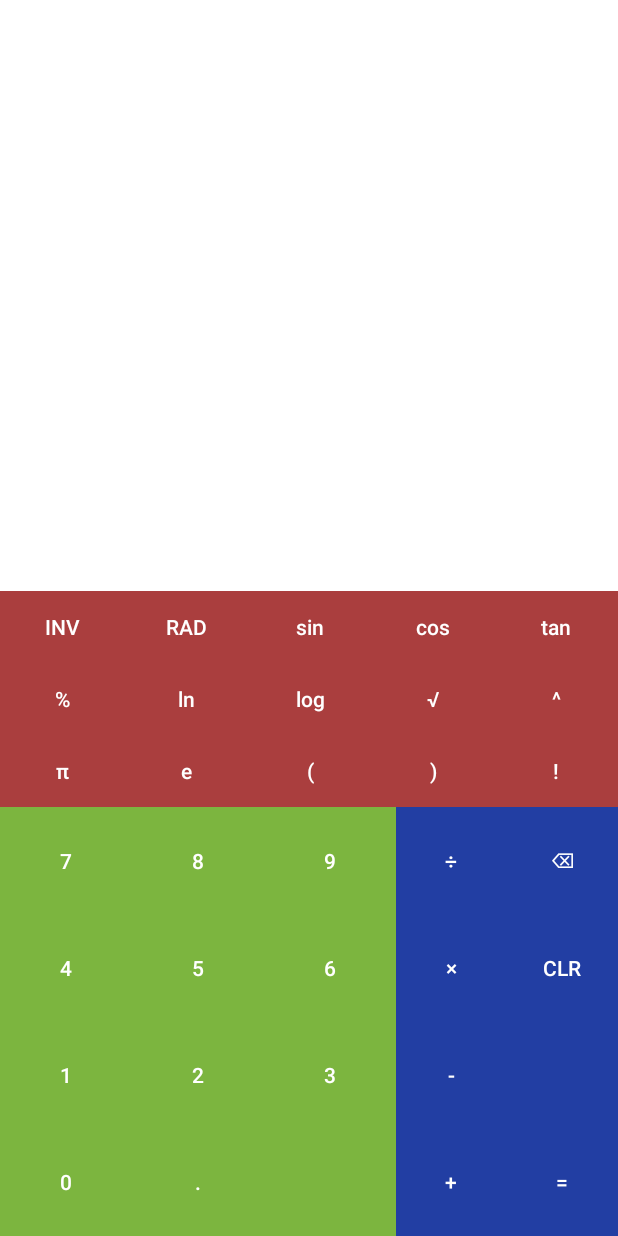
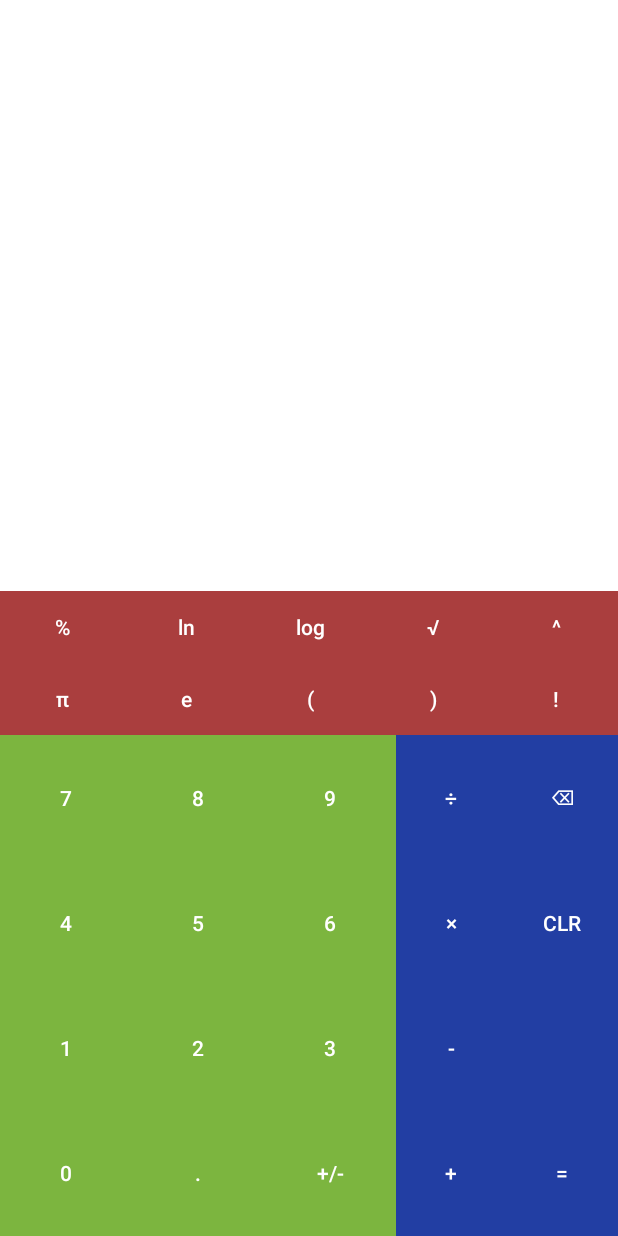
Before and after one commit to SEG-Group-3/Calculator, an Android app: the screen it shows after launch (MainActivity), on a phone screen of 412 x 824 dp. Run offline under Robolectric (Android 15) with nearby library versions, the phone set to English and light mode, and no system bars.

Commit message:
Did some remodeling to the UI. Created string references to each button.

```diff
--- a/app/src/main/res/layout/activity_main.xml
+++ b/app/src/main/res/layout/activity_main.xml
@@ -17,9 +17,9 @@
 
         android:layout_marginTop="8dp"
         android:layout_marginEnd="8dp"
+        android:ellipsize="start"
         android:singleLine="true"
         android:text=""
-        android:ellipsize="start"
         android:textSize="34sp"
         app:layout_constraintEnd_toEndOf="parent"
         app:layout_constraintTop_toBottomOf="@+id/calc_input" />
@@ -42,14 +42,15 @@
         app:layout_constraintTop_toTopOf="parent" />
 
     <RelativeLayout
+        android:id="@+id/relativeLayout"
+        android:layout_width="match_parent"
         android:layout_height="430dp"
         android:layout_marginTop="8dp"
         app:layout_constraintBottom_toBottomOf="parent"
         app:layout_constraintEnd_toEndOf="parent"
         app:layout_constraintStart_toStartOf="parent"
         app:layout_constraintTop_toBottomOf="@+id/calc_preview"
-        app:layout_constraintVertical_bias="1.0"
-        android:layout_width="match_parent">
+        app:layout_constraintVertical_bias="1.0">
 
         <TableLayout
             android:id="@+id/calculation_tab"
@@ -73,7 +74,7 @@
                     android:layout_height="match_parent"
                     android:layout_weight="1"
                     android:onClick="onButtonClick"
-                    android:text="÷" />
+                    android:text="@string/divide" />
 
                 <Button
 
@@ -83,7 +84,7 @@
                     android:layout_height="match_parent"
                     android:layout_weight="1"
                     android:onClick="onButtonClick"
-                    android:text="⌫" />
+                    android:text="@string/backspace" />
             </TableRow>
 
             <TableRow
@@ -99,12 +100,12 @@
                     android:layout_height="match_parent"
                     android:layout_weight="1"
                     android:onClick="onButtonClick"
-                    android:text="×" />
+                    android:text="@string/multiply" />
 
-<!--                <Space-->
-<!--                    android:layout_width="wrap_content"-->
-<!--                    android:layout_height="fill_parent"-->
-<!--                    android:layout_weight="1" />-->
+                <!--                <Space-->
+                <!--                    android:layout_width="wrap_content"-->
+                <!--                    android:layout_height="fill_parent"-->
+                <!--                    android:layout_weight="1" />-->
 
                 <Button
                     android:id="@+id/clearBtn"
@@ -113,7 +114,7 @@
                     android:layout_height="match_parent"
                     android:layout_weight="1"
                     android:onClick="onButtonClick"
-                    android:text="Clr" />
+                    android:text="@string/clear" />
 
             </TableRow>
 
@@ -130,7 +131,7 @@
                     android:layout_height="match_parent"
                     android:layout_weight="1"
                     android:onClick="onButtonClick"
-                    android:text="-" />
+                    android:text="@string/subtract" />
 
                 <Space
                     android:layout_width="wrap_content"
@@ -151,7 +152,7 @@
                     android:layout_height="match_parent"
                     android:layout_weight="1"
                     android:onClick="onButtonClick"
-                    android:text="+" />
+                    android:text="@string/add" />
 
                 <Button
 
@@ -161,7 +162,7 @@
                     android:layout_height="match_parent"
                     android:layout_weight="1"
                     android:onClick="onButtonClick"
-                    android:text="=" />
+                    android:text="@string/equals" />
             </TableRow>
         </TableLayout>
 
@@ -187,7 +188,7 @@
                     android:layout_height="match_parent"
                     android:layout_weight="1"
                     android:onClick="onButtonClick"
-                    android:text="7" />
+                    android:text="@string/seven" />
 
                 <Button
 
@@ -197,7 +198,7 @@
                     android:layout_height="match_parent"
                     android:layout_weight="1"
                     android:onClick="onButtonClick"
-                    android:text="8" />
+                    android:text="@string/eight" />
 
                 <Button
 
@@ -207,7 +208,7 @@
                     android:layout_height="match_parent"
                     android:layout_weight="1"
                     android:onClick="onButtonClick"
-                    android:text="9" />
+                    android:text="@string/nine" />
 
             </TableRow>
 
@@ -224,7 +225,7 @@
                     android:layout_height="match_parent"
                     android:layout_weight="1"
                     android:onClick="onButtonClick"
-                    android:text="4" />
+                    android:text="@string/four" />
 
                 <Button
 
@@ -234,7 +235,7 @@
                     android:layout_height="match_parent"
                     android:layout_weight="1"
                     android:onClick="onButtonClick"
-                    android:text="5" />
+                    android:text="@string/five" />
 
                 <Button
 
@@ -244,7 +245,7 @@
                     android:layout_height="match_parent"
                     android:layout_weight="1"
                     android:onClick="onButtonClick"
-                    android:text="6" />
+                    android:text="@string/six" />
             </TableRow>
 
             <TableRow
@@ -260,7 +261,7 @@
                     android:layout_height="match_parent"
                     android:layout_weight="1"
                     android:onClick="onButtonClick"
-                    android:text="1" />
+                    android:text="@string/one" />
 
                 <Button
 
@@ -270,7 +271,7 @@
                     android:layout_height="match_parent"
                     android:layout_weight="1"
                     android:onClick="onButtonClick"
-                    android:text="2" />
+                    android:text="@string/two" />
 
                 <Button
 
@@ -280,7 +281,7 @@
                     android:layout_height="match_parent"
                     android:layout_weight="1"
                     android:onClick="onButtonClick"
-                    android:text="3" />
+                    android:text="@string/three" />
             </TableRow>
 
             <TableRow
@@ -296,7 +297,7 @@
                     android:layout_height="match_parent"
                     android:layout_weight="1"
                     android:onClick="onButtonClick"
-                    android:text="0" />
+                    android:text="@string/zero" />
 
                 <Button
 
@@ -306,11 +307,15 @@
                     android:layout_height="match_parent"
                     android:layout_weight="1"
                     android:onClick="onButtonClick"
-                    android:text="." />
+                    android:text="@string/decimal" />
 
-                <Space
-                    android:layout_height="fill_parent"
-                    android:layout_weight="1" />
+                <Button
+                    android:id="@+id/button"
+                    style="@style/Widget.AppCompat.Button.Borderless"
+                    android:layout_width="wrap_content"
+                    android:layout_height="match_parent"
+                    android:layout_weight="1"
+                    android:text="@string/plusMinus" />
 
             </TableRow>
         </TableLayout>
@@ -324,62 +329,7 @@
             <TableRow
                 android:layout_width="match_parent"
                 android:layout_height="match_parent"
-                android:layout_weight="1">
-
-                <Button
-
-                    android:id="@+id/invBtn"
-                    style="@style/Widget.AppCompat.Button.Borderless"
-                    android:layout_width="wrap_content"
-                    android:layout_height="match_parent"
-                    android:layout_weight="1"
-                    android:text="INV"
-                    android:textAllCaps="false" />
-
-                <Button
-
-                    android:id="@+id/angBtn"
-                    style="@style/Widget.AppCompat.Button.Borderless"
-                    android:layout_width="wrap_content"
-                    android:layout_height="match_parent"
-                    android:layout_weight="1"
-                    android:text="RAD"
-                    android:textAllCaps="false" />
-
-                <Button
-
-                    android:id="@+id/sinBtn"
-                    style="@style/Widget.AppCompat.Button.Borderless"
-                    android:layout_width="match_parent"
-                    android:layout_height="match_parent"
-                    android:layout_weight="1"
-                    android:onClick="onButtonClick"
-                    android:text="sin"
-                    android:textAllCaps="false" />
-
-                <Button
-
-                    android:id="@+id/cosBtn"
-                    style="@style/Widget.AppCompat.Button.Borderless"
-                    android:layout_width="wrap_content"
-                    android:layout_height="match_parent"
-                    android:layout_weight="1"
-                    android:onClick="onButtonClick"
-                    android:text="cos"
-                    android:textAllCaps="false" />
-
-                <Button
-
-                    android:id="@+id/tanBtn"
-                    style="@style/Widget.AppCompat.Button.Borderless"
-                    android:layout_width="wrap_content"
-                    android:layout_height="match_parent"
-                    android:layout_weight="1"
-                    android:onClick="onButtonClick"
-                    android:text="tan"
-                    android:textAllCaps="false" />
-
-            </TableRow>
+                android:layout_weight="1"/>
 
             <TableRow
                 android:layout_width="match_parent"
@@ -394,7 +344,7 @@
                     android:layout_height="match_parent"
                     android:layout_weight="1"
                     android:onClick="onButtonClick"
-                    android:text="%" />
+                    android:text="@string/modulo" />
 
                 <Button
 
@@ -404,7 +354,7 @@
                     android:layout_height="match_parent"
                     android:layout_weight="1"
                     android:onClick="onButtonClick"
-                    android:text="ln"
+                    android:text="@string/ln"
                     android:textAllCaps="false" />
 
                 <Button
@@ -415,7 +365,7 @@
                     android:layout_height="match_parent"
                     android:layout_weight="1"
                     android:onClick="onButtonClick"
-                    android:text="log"
+                    android:text="@string/log"
                     android:textAllCaps="false" />
 
                 <Button
@@ -426,7 +376,7 @@
                     android:layout_height="match_parent"
                     android:layout_weight="1"
                     android:onClick="onButtonClick"
-                    android:text="√" />
+                    android:text="@string/squareRoot" />
 
                 <Button
 
@@ -436,7 +386,7 @@
                     android:layout_height="match_parent"
                     android:layout_weight="1"
                     android:onClick="onButtonClick"
-                    android:text="^" />
+                    android:text="@string/exponent" />
             </TableRow>
 
             <TableRow
@@ -451,9 +401,9 @@
                     android:layout_width="wrap_content"
                     android:layout_height="match_parent"
                     android:layout_weight="1"
-                    android:text="π"
-                    android:textAllCaps="false"
-                    android:onClick="onButtonClick" />
+                    android:onClick="onButtonClick"
+                    android:text="@string/pi"
+                    android:textAllCaps="false" />
 
                 <Button
 
@@ -463,7 +413,7 @@
                     android:layout_height="match_parent"
                     android:layout_weight="1"
                     android:onClick="onButtonClick"
-                    android:text="e"
+                    android:text="@string/euler"
                     android:textAllCaps="false" />
 
                 <Button
@@ -474,7 +424,7 @@
                     android:layout_height="match_parent"
                     android:layout_weight="1"
                     android:onClick="onButtonClick"
-                    android:text="(" />
+                    android:text="@string/bracketLeft" />
 
                 <Button
 
@@ -484,7 +434,7 @@
                     android:layout_height="match_parent"
                     android:layout_weight="1"
                     android:onClick="onButtonClick"
-                    android:text=")" />
+                    android:text="@string/bracketRight" />
 
                 <Button
 
@@ -494,12 +444,27 @@
                     android:layout_height="match_parent"
                     android:layout_weight="1"
                     android:onClick="onButtonClick"
-                    android:text="!" />
+                    android:text="@string/negation" />
 
             </TableRow>
 
         </TableLayout>
     </RelativeLayout>
 
+    <Button
+
+        android:id="@+id/sinBtn"
+        style="@style/Widget.AppCompat.Button.Borderless"
+        android:layout_width="0dp"
+        android:layout_height="match_parent"
+        android:layout_weight="1"
+        android:onClick="onButtonClick"
+        android:text="sin"
+        android:textAllCaps="false"
+        app:layout_constraintBottom_toBottomOf="parent"
+        app:layout_constraintEnd_toStartOf="@+id/relativeLayout"
+        app:layout_constraintStart_toStartOf="parent"
+        app:layout_constraintTop_toTopOf="parent" />
+
 
 </androidx.constraintlayout.widget.ConstraintLayout>
--- a/app/src/main/res/values/strings.xml
+++ b/app/src/main/res/values/strings.xml
@@ -1,3 +1,36 @@
 <resources>
     <string name="app_name">Calculator</string>
+
+    <string name = "zero">0</string>
+    <string name = "one">1</string>
+    <string name = "two">2</string>
+    <string name = "three">3</string>
+    <string name = "four">4</string>
+    <string name = "five">5</string>
+    <string name = "six">6</string>
+    <string name = "seven">7</string>
+    <string name = "eight">8</string>
+    <string name = "nine">9</string>
+
+    <string name = "clear">CLR</string>
+    <string name = "backspace">⌫</string>
+    <string name = "exponent">^</string>
+    <string name = "bracketRight">)</string>
+    <string name = "bracketLeft">(</string>
+    <string name = "divide">÷</string>
+    <string name = "multiply">×</string>
+    <string name = "add">+</string>
+    <string name = "subtract">-</string>
+    <string name = "plusMinus">+/-</string>
+    <string name = "decimal">.</string>
+    <string name = "equals">=</string>
+
+    <string name = "squareRoot">√</string>
+    <string name = "modulo">%</string>
+    <string name="pi">π</string>
+    <string name="euler">e</string>
+    <string name="negation">!</string>
+    <string name="ln">ln</string>
+    <string name="log">log</string>
+
 </resources>
```
